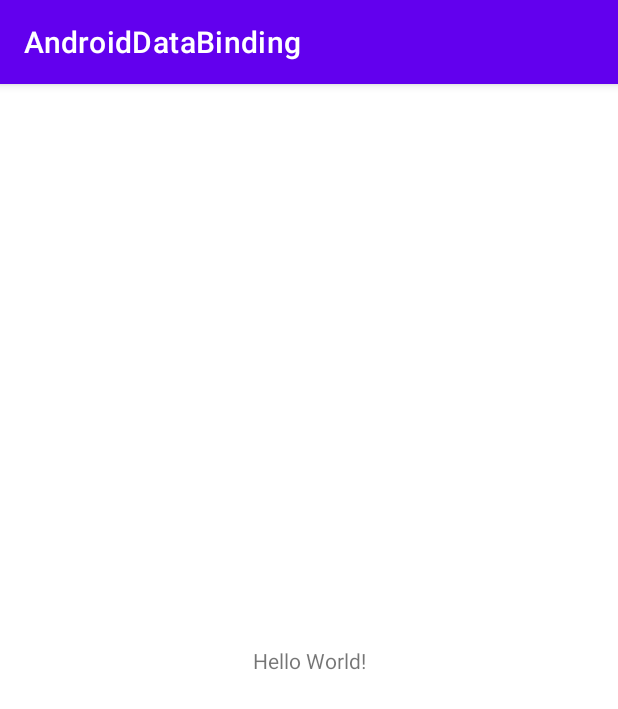
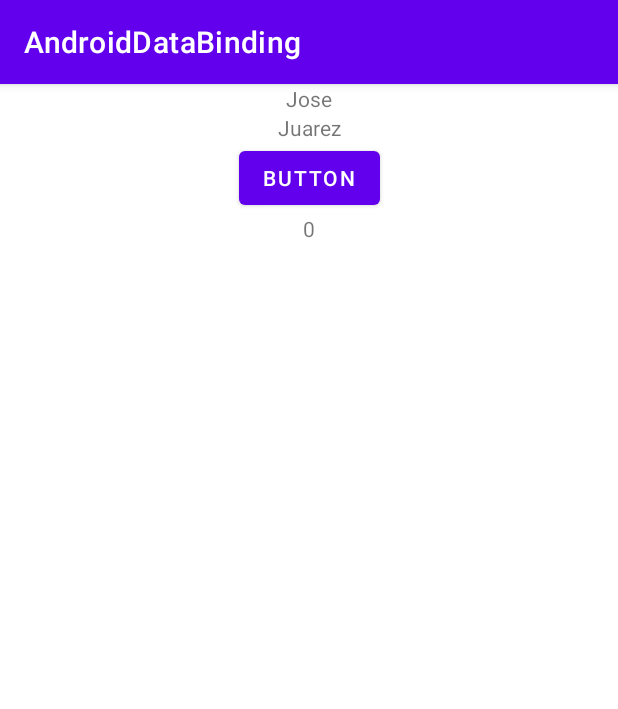
Before and after one commit to juarezRoberto/android-data-binding, an Android app: the screen it shows after launch (MainActivity), on a phone screen of 412 x 824 dp. Shown: the top 709 px of the screen. Run offline under Robolectric (Android 15) with nearby library versions, the phone set to English and light mode, and no system bars; our stand-ins replace data binding; 1 statement that could not run was skipped.

Commit message:
:sparkles: basic binding and recycler adapter binding

```diff
--- a/app/build.gradle
+++ b/app/build.gradle
@@ -1,6 +1,7 @@
 plugins {
     id 'com.android.application'
     id 'org.jetbrains.kotlin.android'
+    id 'kotlin-kapt'
 }
 
 android {
@@ -29,6 +30,9 @@ android {
     kotlinOptions {
         jvmTarget = '1.8'
     }
+    buildFeatures {
+        dataBinding = true
+    }
 }
 
 dependencies {
@@ -40,4 +44,6 @@ dependencies {
     testImplementation 'junit:junit:4.13.2'
     androidTestImplementation 'androidx.test.ext:junit:1.1.3'
     androidTestImplementation 'androidx.test.espresso:espresso-core:3.4.0'
+
+    implementation "androidx.activity:activity-ktx:1.5.1"
 }
--- /dev/null
+++ b/app/src/main/java/com/juarez/android/databinding/BindingAdapters.kt
@@ -0,0 +1,19 @@
+package com.juarez.android.databinding
+
+import android.view.View
+import androidx.databinding.BindingAdapter
+import androidx.recyclerview.widget.RecyclerView
+
+
+@BindingAdapter("app:hideIfZero")
+fun hideIfZero(view: View, number: Int) {
+    view.visibility = if (number == 0) View.GONE else View.VISIBLE
+}
+
+@BindingAdapter("data")
+fun setRecyclerViewData(recyclerView: RecyclerView, list: List<Item>) {
+    val adapter = recyclerView.adapter
+    if (adapter is ItemAdapter) {
+        adapter.submitList(list)
+    }
+}
--- /dev/null
+++ b/app/src/main/java/com/juarez/android/databinding/Item.kt
@@ -0,0 +1,6 @@
+package com.juarez.android.databinding
+
+data class Item(
+    val id: Int,
+    val name: String
+)
--- a/app/src/main/java/com/juarez/android/databinding/MainActivity.kt
+++ b/app/src/main/java/com/juarez/android/databinding/MainActivity.kt
@@ -1,11 +1,39 @@
 package com.juarez.android.databinding
 
+import android.os.Bundle
+import androidx.activity.viewModels
 import androidx.appcompat.app.AppCompatActivity
-import android.os.Bundle
+import androidx.databinding.DataBindingUtil
+import androidx.lifecycle.ViewModel
+import androidx.lifecycle.ViewModelProvider
+import androidx.recyclerview.widget.LinearLayoutManager
+import com.juarez.android.databinding.databinding.ActivityMainBinding
 
 class MainActivity : AppCompatActivity() {
+
+    private val viewModel: MainViewModel by viewModels { MyViewModelFactory(MainRepositoryImpl()) }
+
     override fun onCreate(savedInstanceState: Bundle?) {
         super.onCreate(savedInstanceState)
-        setContentView(R.layout.activity_main)
+        val binding: ActivityMainBinding =
+            DataBindingUtil.setContentView(this, R.layout.activity_main)
+
+        binding.myRecycler.apply {
+            layoutManager = LinearLayoutManager(this@MainActivity)
+            adapter = ItemAdapter()
+        }
+
+        binding.lifecycleOwner = this
+        binding.viewmodel = viewModel
     }
 }
+
+class MyViewModelFactory(private val repository: MainRepository) : ViewModelProvider.Factory {
+    override fun <T : ViewModel> create(modelClass: Class<T>): T {
+        if (modelClass.isAssignableFrom(MainViewModel::class.java)) {
+            return MainViewModel(repository) as T
+        }
+
+        throw IllegalArgumentException("Unknown ViewModel class")
+    }
+}
--- /dev/null
+++ b/app/src/main/java/com/juarez/android/databinding/MainRepository.kt
@@ -0,0 +1,5 @@
+package com.juarez.android.databinding
+
+interface MainRepository {
+    fun doRequest()
+}
--- /dev/null
+++ b/app/src/main/java/com/juarez/android/databinding/MainRepositoryImpl.kt
@@ -0,0 +1,7 @@
+package com.juarez.android.databinding
+
+class MainRepositoryImpl : MainRepository {
+    override fun doRequest() {
+
+    }
+}
--- /dev/null
+++ b/app/src/main/java/com/juarez/android/databinding/MainViewModel.kt
@@ -0,0 +1,43 @@
+package com.juarez.android.databinding
+
+import androidx.lifecycle.LiveData
+import androidx.lifecycle.MutableLiveData
+import androidx.lifecycle.Transformations
+import androidx.lifecycle.ViewModel
+
+class MainViewModel(private val repository: MainRepository) : ViewModel() {
+    private var _name = MutableLiveData("Jose")
+    private var _lastName = MutableLiveData("Juarez")
+    private var _likes = MutableLiveData(0)
+    private var _items = MutableLiveData<List<Item>>(emptyList())
+
+    val name: LiveData<String> = _name
+    val lastName: LiveData<String> = _lastName
+    val likes: LiveData<Int> = _likes
+    val items: LiveData<List<Item>> = _items
+
+    val popularity: LiveData<Popularity> = Transformations.map(_likes) {
+        when {
+            it > 9 -> Popularity.STAR
+            it > 4 -> Popularity.POPULAR
+            else -> Popularity.NORMAL
+        }
+    }
+
+    fun onLike() {
+        _likes.value = (_likes.value ?: 0) + 1
+        repository.doRequest()
+        _items.value = listOf(
+            Item(1, "item1"),
+            Item(2, "item2"),
+            Item(3, "item3"),
+            Item(4, "item4"),
+        )
+    }
+}
+
+enum class Popularity {
+    NORMAL,
+    POPULAR,
+    STAR
+}
--- a/app/src/main/res/layout/activity_main.xml
+++ b/app/src/main/res/layout/activity_main.xml
@@ -1,18 +1,79 @@
 <?xml version="1.0" encoding="utf-8"?>
-<androidx.constraintlayout.widget.ConstraintLayout xmlns:android="http://schemas.android.com/apk/res/android"
+<layout xmlns:android="http://schemas.android.com/apk/res/android"
     xmlns:app="http://schemas.android.com/apk/res-auto"
-    xmlns:tools="http://schemas.android.com/tools"
+    xmlns:tools="http://schemas.android.com/tools">
+
+    <data>
+
+        <variable
+            name="viewmodel"
+            type="com.juarez.android.databinding.MainViewModel" />
+    </data>
+
+    <androidx.constraintlayout.widget.ConstraintLayout
         android:layout_width="match_parent"
         android:layout_height="match_parent"
         tools:context=".MainActivity">
 
         <TextView
+            android:id="@+id/txt_name"
             android:layout_width="wrap_content"
             android:layout_height="wrap_content"
-        android:text="Hello World!"
-        app:layout_constraintBottom_toBottomOf="parent"
+            android:text="@{viewmodel.name}"
             app:layout_constraintEnd_toEndOf="parent"
             app:layout_constraintStart_toStartOf="parent"
             app:layout_constraintTop_toTopOf="parent" />
 
+        <TextView
+            android:id="@+id/txt_last_name"
+            android:layout_width="wrap_content"
+            android:layout_height="wrap_content"
+            android:text="@{viewmodel.lastName}"
+            app:layout_constraintEnd_toEndOf="parent"
+            app:layout_constraintStart_toStartOf="parent"
+            app:layout_constraintTop_toBottomOf="@+id/txt_name" />
+
+        <Button
+            android:id="@+id/btn"
+            android:layout_width="wrap_content"
+            android:layout_height="wrap_content"
+            android:text="Button"
+            android:onClick="@{() -> viewmodel.onLike()}"
+            app:layout_constraintEnd_toEndOf="parent"
+            app:layout_constraintStart_toStartOf="parent"
+            app:layout_constraintTop_toBottomOf="@+id/txt_last_name" />
+
+        <TextView
+            android:id="@+id/txtLikes"
+            android:layout_width="wrap_content"
+            android:layout_height="wrap_content"
+            android:text="@{Integer.toString(viewmodel.likes)}"
+            app:layout_constraintEnd_toEndOf="parent"
+            app:layout_constraintStart_toStartOf="parent"
+            app:layout_constraintTop_toBottomOf="@+id/btn" />
+
+        <ProgressBar
+            android:id="@+id/progressBar"
+            style="?android:attr/progressBarStyleHorizontal"
+            android:layout_width="0dp"
+            android:layout_height="wrap_content"
+            app:hideIfZero="@{viewmodel.likes}"
+            app:layout_constraintEnd_toEndOf="parent"
+            app:layout_constraintStart_toStartOf="parent"
+            app:layout_constraintTop_toBottomOf="@+id/txtLikes"
+            tools:progressBackgroundTint="@android:color/darker_gray" />
+
+        <androidx.recyclerview.widget.RecyclerView
+            android:id="@+id/my_recycler"
+            android:layout_width="0dp"
+            android:layout_height="0dp"
+            data="@{viewmodel.items}"
+            app:layout_constraintBottom_toBottomOf="parent"
+            app:layout_constraintEnd_toEndOf="parent"
+            app:layout_constraintStart_toStartOf="parent"
+            app:layout_constraintTop_toBottomOf="@+id/progressBar"
+            tools:itemCount="10"
+            tools:listitem="@layout/item_recycler" />
+
     </androidx.constraintlayout.widget.ConstraintLayout>
+</layout>
```
Also changed, not shown: app/src/main/java/com/juarez/android/databinding/ItemAdapter.kt (added, +35 -0 lines), app/src/main/res/layout/item_recycler.xml (added, +22 -0 lines). Lines whose indentation alone changed are shown as unchanged.
